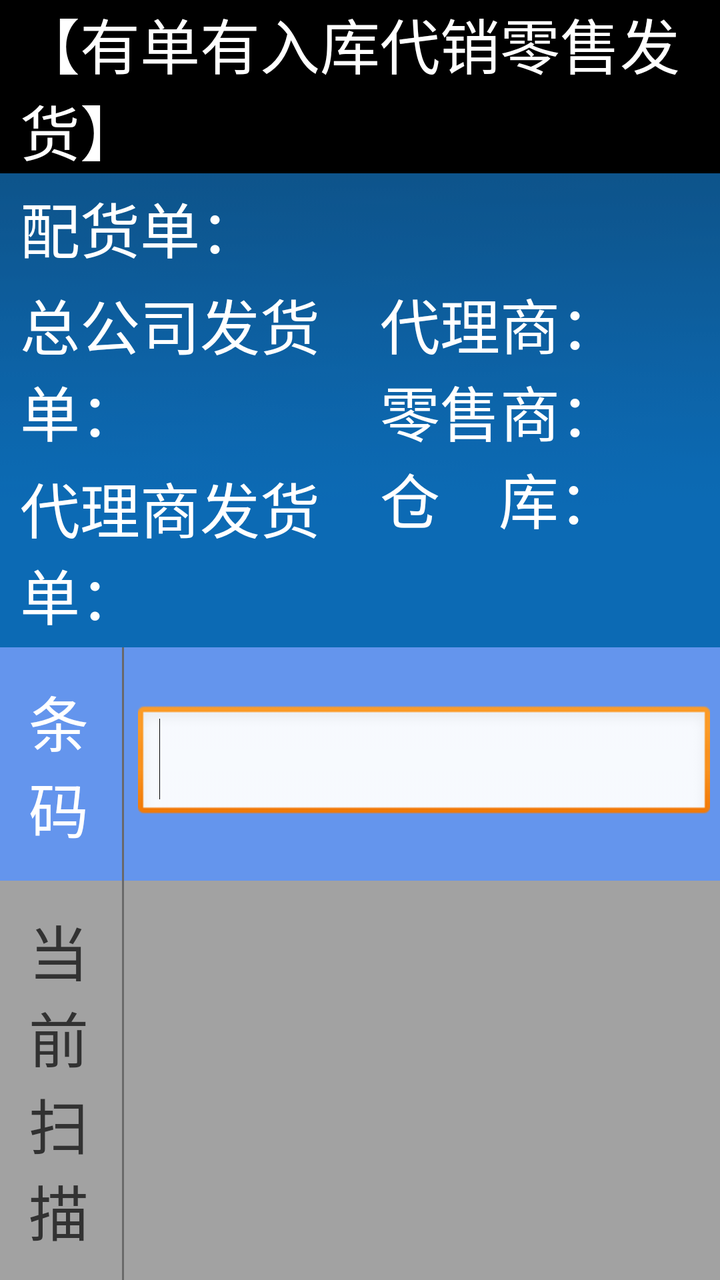
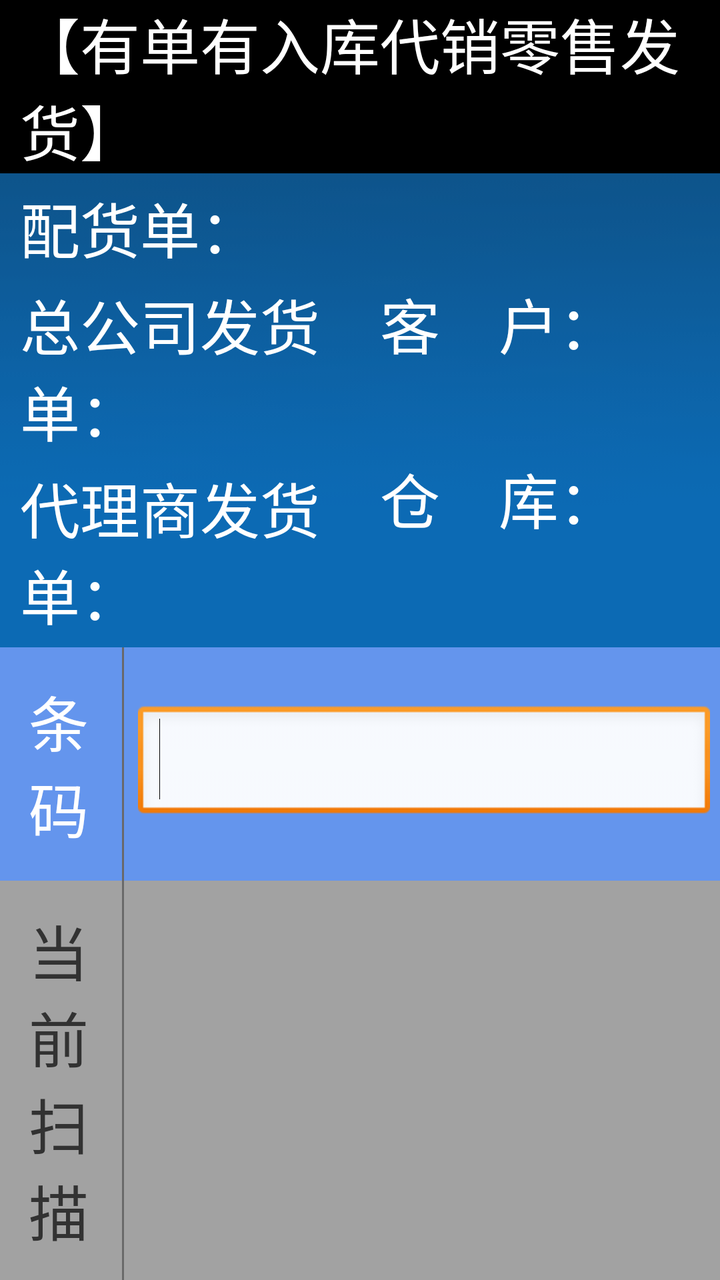

Two renders of the same Android screen: before a commit and after it. Below are the layout's source before the change and the commit's diff.
<!-- AndroidManifest.xml: application theme android:Theme.Light.NoTitleBar -->
<!-- res/layout/new_p_dv_outstock_z_d_l_bill_beinstock.xml -->
<?xml version="1.0" encoding="utf-8"?>
<LinearLayout xmlns:android="http://schemas.android.com/apk/res/android"
    xmlns:tools="http://schemas.android.com/tools"
    android:layout_width="match_parent"
    android:layout_height="match_parent"
    android:orientation="vertical"
    tools:ignore="HardcodedText,dpUsage,InefficientWeight,UselessLeaf" >

    <TextView
        android:id="@+id/tv_title"
        android:layout_width="match_parent"
        android:layout_height="wrap_content"
        android:background="@color/black"
        android:gravity="left"
        android:paddingLeft="@dimen/scaled_w_dp_10"
        android:text="【有单有入库代销零售发货】"
        android:textColor="@color/white"
        android:textSize="@dimen/scaled_t_dp_30" />

    <LinearLayout
        android:layout_width="match_parent"
        android:layout_height="wrap_content"
        android:background="@drawable/titlebar_back"
        android:gravity="center_vertical"
        android:orientation="horizontal" >

        <RelativeLayout
            android:id="@+id/relayout_left"
            android:layout_width="@dimen/scaled_w_dp_0"
            android:layout_height="fill_parent"
            android:layout_weight="1"
            android:gravity="center_vertical"
            android:paddingBottom="@dimen/scaled_h_dp_5"
            android:paddingTop="@dimen/scaled_h_dp_5" >

            <RelativeLayout
                android:id="@+id/relayout_source_billno"
                android:layout_width="match_parent"
                android:layout_height="wrap_content"
                android:visibility="visible">

                <TextView
                    android:id="@+id/tv_source_billno_str"
                    android:layout_width="wrap_content"
                    android:layout_height="wrap_content"
                    android:layout_centerVertical="true"
                    android:layout_marginLeft="@dimen/scaled_w_dp_10"
                    android:text="配货单："
                    android:textColor="@color/white"
                    android:textSize="@dimen/scaled_t_dp_30" />

                <TextView
                    android:id="@+id/tv_source_billno"
                    android:layout_width="wrap_content"
                    android:layout_height="wrap_content"
                    android:layout_centerVertical="true"
                    android:layout_toRightOf="@id/tv_source_billno_str"
                    android:text=""
                    android:textColor="@color/white"
                    android:textSize="@dimen/scaled_t_dp_30" />
            </RelativeLayout>

            <RelativeLayout
                android:id="@+id/relayout_billno"
                android:layout_width="match_parent"
                android:layout_height="wrap_content"
                android:layout_below="@id/relayout_source_billno"
                android:layout_marginTop="@dimen/scaled_h_dp_5">

                <TextView
                    android:id="@+id/tv_billno_str"
                    android:layout_width="wrap_content"
                    android:layout_height="wrap_content"
                    android:layout_centerVertical="true"
                    android:layout_marginLeft="@dimen/scaled_w_dp_10"
                    android:text="总公司发货单："
                    android:textColor="@color/white"
                    android:textSize="@dimen/scaled_t_dp_30" />

                <TextView
                    android:id="@+id/tv_billno"
                    android:layout_width="wrap_content"
                    android:layout_height="wrap_content"
                    android:layout_centerVertical="true"
                    android:layout_toRightOf="@id/tv_billno_str"
                    android:text=""
                    android:textColor="@color/white"
                    android:textSize="@dimen/scaled_t_dp_30" />
            </RelativeLayout>

            <RelativeLayout
                android:layout_width="match_parent"
                android:layout_height="wrap_content"
                android:layout_below="@id/relayout_billno"
                android:layout_marginTop="@dimen/scaled_h_dp_5">

                <TextView
                    android:id="@+id/tv_agentbillno_str"
                    android:layout_width="wrap_content"
                    android:layout_height="wrap_content"
                    android:layout_centerVertical="true"
                    android:layout_marginLeft="@dimen/scaled_w_dp_10"
                    android:text="代理商发货单："
                    android:textColor="@color/white"
                    android:textSize="@dimen/scaled_t_dp_30" />

                <TextView
                    android:id="@+id/tv_agent_billno"
                    android:layout_width="wrap_content"
                    android:layout_height="wrap_content"
                    android:layout_centerVertical="true"
                    android:layout_toRightOf="@id/tv_agentbillno_str"
                    android:text=""
                    android:textColor="@color/white"
                    android:textSize="@dimen/scaled_t_dp_30" />
            </RelativeLayout>
        </RelativeLayout>

        <RelativeLayout
            android:id="@+id/relayout_right"
            android:layout_width="@dimen/scaled_w_dp_0"
            android:layout_height="fill_parent"
            android:layout_weight="1"
            android:gravity="center_vertical"
            android:paddingBottom="@dimen/scaled_h_dp_5"
            android:paddingTop="@dimen/scaled_h_dp_5" >

            <RelativeLayout
                android:id="@+id/relayout_company"
                android:layout_width="match_parent"
                android:layout_height="wrap_content"
                android:visibility="visible" >

                <TextView
                    android:id="@+id/tv_company_str"
                    android:layout_width="wrap_content"
                    android:layout_height="wrap_content"
                    android:layout_centerVertical="true"
                    android:layout_marginLeft="@dimen/scaled_w_dp_10"
                    android:text="代理商："
                    android:textColor="@color/white"
                    android:textSize="@dimen/scaled_t_dp_30" />

                <TextView
                    android:id="@+id/tv_company_name"
                    android:layout_width="wrap_content"
                    android:layout_height="wrap_content"
                    android:layout_centerVertical="true"
                    android:layout_toRightOf="@id/tv_company_str"
                    android:text=""
                    android:textColor="@color/white"
                    android:textSize="@dimen/scaled_t_dp_30" />
            </RelativeLayout>

            <RelativeLayout
                android:id="@+id/relayout_retail"
                android:layout_width="match_parent"
                android:layout_height="wrap_content"
                android:layout_below="@+id/relayout_company">

                <TextView
                    android:id="@+id/tv_retail_str"
                    android:layout_width="wrap_content"
                    android:layout_height="wrap_content"
                    android:layout_centerVertical="true"
                    android:layout_marginLeft="@dimen/scaled_w_dp_10"
                    android:text="零售商："
                    android:textColor="@color/white"
                    android:textSize="@dimen/scaled_t_dp_30" />

                <TextView
                    android:id="@+id/tv_retail_name"
                    android:layout_width="wrap_content"
                    android:layout_height="wrap_content"
                    android:layout_centerVertical="true"
                    android:layout_toRightOf="@id/tv_retail_str"
                    android:text=""
                    android:textColor="@color/white"
                    android:textSize="@dimen/scaled_t_dp_30" />
            </RelativeLayout>

            <RelativeLayout
                android:id="@+id/relayout_stock"
                android:layout_width="match_parent"
                android:layout_height="wrap_content"
                android:layout_below="@id/relayout_retail">

                <TextView
                    android:id="@+id/tv_stock_str"
                    android:layout_width="wrap_content"
                    android:layout_height="wrap_content"
                    android:layout_centerVertical="true"
                    android:layout_marginLeft="@dimen/scaled_w_dp_10"
                    android:text="仓    库："
                    android:textColor="@color/white"
                    android:textSize="@dimen/scaled_t_dp_30" />

                <TextView
                    android:id="@+id/tv_stock_name"
                    android:layout_width="wrap_content"
                    android:layout_height="wrap_content"
                    android:layout_centerVertical="true"
                    android:layout_toRightOf="@id/tv_stock_str"
                    android:text=""
                    android:textColor="@color/white"
                    android:textSize="@dimen/scaled_t_dp_30" />
            </RelativeLayout>

        </RelativeLayout>
    </LinearLayout>

    <LinearLayout
        android:layout_width="match_parent"
        android:layout_height="wrap_content"
        android:background="@color/cornflowerblue"
        android:orientation="horizontal" >

        <TextView
            android:layout_width="@dimen/scaled_w_dp_0"
            android:layout_height="wrap_content"
            android:layout_weight="0.5"
            android:gravity="center"
            android:paddingBottom="@dimen/scaled_h_dp_15"
            android:paddingTop="@dimen/scaled_h_dp_15"
            android:text="条\t\t码"
            android:textColor="@color/white"
            android:textSize="@dimen/scaled_t_dp_30" />

        <View
            android:layout_width="@dimen/scaled_w_dp_1"
            android:layout_height="fill_parent"
            android:layout_marginLeft="@dimen/scaled_w_dp_2"
            android:layout_marginRight="@dimen/scaled_w_dp_2"
            android:background="#696969" />

        <LinearLayout
            android:layout_width="@dimen/scaled_w_dp_0"
            android:layout_height="match_parent"
            android:layout_weight="2.5"
            android:gravity="center_vertical"
            android:orientation="horizontal" >

            <EditText
                android:id="@+id/et_barcode"
                android:layout_width="@dimen/scaled_w_dp_0"
                android:layout_height="wrap_content"
                android:layout_marginLeft="@dimen/scaled_w_dp_5"
                android:layout_marginRight="@dimen/scaled_w_dp_5"
                android:layout_weight="1.5"
                android:ems="18"
                android:focusable="true"
                android:focusableInTouchMode="true"
                android:gravity="center_vertical"
                android:inputType="text"
                android:textSize="@dimen/scaled_t_dp_30" >

                <requestFocus />
            </EditText>

            <Spinner
                android:id="@+id/spinner_type"
                android:layout_width="140dp"
                android:layout_height="50dp"
                android:gravity="center"
                android:spinnerMode="dialog"
                android:visibility="gone" />

            <Button
                android:id="@+id/btn_revoke"
                android:layout_width="@dimen/scaled_w_dp_0"
                android:layout_height="wrap_content"
                android:layout_marginLeft="@dimen/scaled_w_dp_10"
                android:layout_marginRight="@dimen/scaled_w_dp_10"
                android:layout_weight="0.5"
                android:text="撤销"
                android:visibility="gone" />
        </LinearLayout>
    </LinearLayout>

    <LinearLayout
        android:layout_width="match_parent"
        android:layout_height="wrap_content"
        android:background="#A2A2A2"
        android:gravity="center"
        android:orientation="horizontal" >

        <LinearLayout
            android:layout_width="@dimen/scaled_w_dp_0"
            android:layout_height="wrap_content"
            android:layout_marginBottom="@dimen/scaled_h_dp_3"
            android:layout_marginTop="@dimen/scaled_h_dp_3"
            android:layout_weight="0.5"
            android:orientation="vertical" >

            <TextView
                android:layout_width="match_parent"
                android:layout_height="wrap_content"
                android:gravity="center"
                android:paddingBottom="@dimen/scaled_h_dp_10"
                android:paddingTop="@dimen/scaled_h_dp_10"
                android:text="当前扫描条码 "
                android:textSize="@dimen/scaled_t_dp_30"
               />
        </LinearLayout>

        <View
            android:layout_width="@dimen/scaled_w_dp_1"
            android:layout_height="match_parent"
            android:layout_marginLeft="@dimen/scaled_w_dp_2"
            android:layout_marginRight="@dimen/scaled_w_dp_2"
            android:background="#696969" />

        <LinearLayout
            android:layout_width="@dimen/scaled_w_dp_0"
            android:layout_height="wrap_content"
            android:layout_gravity="center_vertical"
            android:layout_weight="1.9"
            android:orientation="vertical" >

            <TextView
                android:id="@+id/tv_show_code"
                android:layout_width="match_parent"
                android:layout_height="wrap_content"
                android:paddingLeft="@dimen/scaled_w_dp_5"
                android:text=""
                android:textSize="@dimen/scaled_t_dp_30" />
        </LinearLayout>

        <LinearLayout
            android:layout_width="@dimen/scaled_w_dp_0"
            android:layout_height="wrap_content"
            android:layout_weight="0.6"
            android:gravity="center"
            android:orientation="horizontal" >

            <Button
                android:id="@+id/btn_chooseretail"
                android:layout_width="fill_parent"
                android:layout_height="@dimen/scaled_h_dp_80"
                android:layout_marginRight="@dimen/scaled_w_dp_20"
                android:text="选择零售商"
                android:visibility="gone"
                android:textSize="@dimen/scaled_t_dp_28" />
        </LinearLayout>
    </LinearLayout>

    <View
        android:layout_width="match_parent"
        android:layout_height="@dimen/scaled_w_dp_1"
        android:background="#696969" />

    <LinearLayout
        android:layout_width="fill_parent"
        android:layout_height="wrap_content"
        android:background="#A2A2A2"
        android:gravity="center_vertical"
        android:orientation="horizontal" >

        <LinearLayout
            android:layout_width="@dimen/scaled_w_dp_0"
            android:layout_height="wrap_content"
            android:layout_weight="0.5"
            android:orientation="vertical"
            android:paddingBottom="@dimen/scaled_h_dp_15"
            android:paddingTop="@dimen/scaled_h_dp_15" >

            <TextView
                android:id="@+id/TextView06"
                android:layout_width="match_parent"
                android:layout_height="wrap_content"
                android:gravity="center"
                android:text="型号色号 "
                android:textSize="@dimen/scaled_t_dp_30" />

            <LinearLayout
                android:layout_width="wrap_content"
                android:layout_height="wrap_content"
                android:orientation="horizontal"
                android:gravity="center"
                android:layout_gravity="center">
                <TextView
                    android:layout_width="match_parent"
                    android:layout_height="wrap_content"
                    android:gravity="center"
                    android:text="(产品ID)"
                    android:textSize="@dimen/scaled_t_dp_28" />
                <TextView
                    android:id="@+id/tv_instock_batch"
                    android:layout_width="wrap_content"
                    android:layout_height="wrap_content"
                    android:text="批号"
                    android:textSize="@dimen/scaled_t_dp_26"
                    android:visibility="gone"
                    android:layout_marginLeft="@dimen/scaled_w_dp_10"></TextView>
            </LinearLayout>
        </LinearLayout>

        <View
            android:layout_width="@dimen/scaled_w_dp_1"
            android:layout_height="match_parent"
            android:layout_marginLeft="@dimen/scaled_w_dp_2"
            android:layout_marginRight="@dimen/scaled_w_dp_2"
            android:background="#696969" />

        <LinearLayout
            android:layout_width="@dimen/scaled_w_dp_0"
            android:layout_height="wrap_content"
            android:layout_weight="1.9"
            android:orientation="vertical"
            android:paddingBottom="@dimen/scaled_h_dp_15"
            android:paddingTop="@dimen/scaled_h_dp_15" >

            <TextView
                android:id="@+id/tv_model_colors"
                android:layout_width="match_parent"
                android:layout_height="wrap_content"
                android:paddingLeft="@dimen/scaled_w_dp_5"
                android:text=""
                android:textSize="@dimen/scaled_t_dp_30" />

            <LinearLayout
                android:layout_width="wrap_content"
                android:layout_height="wrap_content"
                android:orientation="horizontal"
                android:gravity="center"
                android:paddingLeft="@dimen/scaled_w_dp_10"
                >
                <TextView
                    android:id="@+id/tv_goodsid"
                    android:layout_width="match_parent"
                    android:layout_height="wrap_content"
                    android:text=""
                    android:textSize="@dimen/scaled_t_dp_28" />

                <TextView
                    android:id="@+id/tv_text_batch"
                    android:layout_width="wrap_content"
                    android:layout_height="wrap_content"
                    android:text=""
                    android:textSize="@dimen/scaled_t_dp_26"
                    android:visibility="gone"
                    android:layout_marginLeft="@dimen/scaled_w_dp_30"></TextView>
            </LinearLayout>


        </LinearLayout>

        <View
            android:layout_width="@dimen/scaled_w_dp_1"
            android:layout_height="match_parent"
            android:background="#696969" />

        <LinearLayout
            android:layout_width="@dimen/scaled_w_dp_0"
            android:layout_height="wrap_content"
            android:layout_weight="0.6"
            android:gravity="center"
            android:orientation="horizontal" >

            <Button
                android:id="@+id/btn_select_goodsid"
                android:layout_width="fill_parent"
                android:layout_height="@dimen/scaled_h_dp_80"
                android:layout_marginRight="@dimen/scaled_w_dp_20"
                android:text="查看"
                android:textSize="@dimen/scaled_t_dp_28" />
        </LinearLayout>
    </LinearLayout>

    <LinearLayout
        android:layout_width="match_parent"
        android:layout_height="wrap_content"
        android:layout_weight="2.88"
        android:orientation="vertical" >

        <LinearLayout
            android:layout_width="match_parent"
            android:layout_height="@dimen/scaled_h_dp_80"
            android:gravity="center_vertical"
            android:orientation="horizontal" >

            <TextView
                android:id="@+id/TextView07"
                android:layout_width="@dimen/scaled_w_dp_0"
                android:layout_height="fill_parent"
                android:layout_weight="1"
                android:background="#D7D7D7"
                android:gravity="center"
                android:text="此型号累计"
                android:textSize="@dimen/show_title_size" />

            <View
                android:layout_width="@dimen/scaled_w_dp_2"
                android:layout_height="fill_parent"
                android:background="#AEAEAE" />

            <TextView
                android:id="@+id/TextView09"
                android:layout_width="@dimen/scaled_w_dp_0"
                android:layout_height="fill_parent"
                android:layout_weight="1"
                android:background="#D7D7D7"
                android:gravity="center"
                android:text="合\t计"
                android:textSize="@dimen/show_title_size" />
        </LinearLayout>

        <View
            android:layout_width="match_parent"
            android:layout_height="@dimen/scaled_w_dp_1"
            android:background="#AEAEAE" />

        <LinearLayout
            android:layout_width="match_parent"
            android:layout_height="fill_parent"
            android:gravity="center_vertical"
            android:orientation="horizontal" >

            <TextView
                android:id="@+id/tv_curqty"
                android:layout_width="@dimen/scaled_w_dp_0"
                android:layout_height="fill_parent"
                android:layout_weight="1"
                android:gravity="center"
                android:text="0"
                android:textColor="@color/darkgreen"
                android:textSize="@dimen/scaled_t_dp_60" />

            <View
                android:layout_width="@dimen/scaled_w_dp_2"
                android:layout_height="fill_parent"
                android:background="#AEAEAE" />

            <TextView
                android:id="@+id/tv_totalqty"
                android:layout_width="@dimen/scaled_w_dp_0"
                android:layout_height="fill_parent"
                android:layout_weight="1"
                android:gravity="center"
                android:text="0"
                android:textSize="@dimen/scaled_t_dp_60" />
        </LinearLayout>
    </LinearLayout>

    <LinearLayout
        android:id="@+id/LinearLayout01"
        android:layout_width="match_parent"
        android:layout_height="wrap_content"
        android:background="@drawable/titlebar_back"
        android:gravity="center"
        android:orientation="horizontal"
        android:paddingBottom="@dimen/scaled_h_dp_10"
        android:paddingTop="@dimen/scaled_h_dp_10" >


        <Button
            android:id="@+id/btn_list"
            android:layout_width="@dimen/scaled_w_dp_250"
            android:layout_height="@dimen/scaled_h_dp_80"
            android:text="明细"
            android:textSize="@dimen/show_title_size" />

        <Button
            android:id="@+id/btn_print"
            android:layout_width="@dimen/scaled_w_dp_250"
            android:layout_height="@dimen/scaled_h_dp_80"
            android:layout_marginLeft="@dimen/scaled_w_dp_30"
            android:text="打印"
            android:textSize="@dimen/show_title_size" />

        <Button
            android:id="@+id/btn_exit"
            android:layout_width="@dimen/scaled_w_dp_250"
            android:layout_height="@dimen/scaled_h_dp_80"
            android:layout_marginLeft="@dimen/scaled_w_dp_30"
            android:text="完成"
            android:textSize="@dimen/show_title_size" />
    </LinearLayout>

</LinearLayout>
<!-- resources referenced by this layout -->
<resources>
  <color name="black">#000000</color>
  <color name="cornflowerblue">#6495ED</color>
  <color name="darkgreen">#006400</color>
  <color name="white">#FFFFFF</color>
  <dimen name="scaled_h_dp_10">10dp</dimen>
  <dimen name="scaled_h_dp_15">15dp</dimen>
  <dimen name="scaled_h_dp_3">3dp</dimen>
  <dimen name="scaled_h_dp_5">5dp</dimen>
  <dimen name="scaled_h_dp_80">80dp</dimen>
  <dimen name="scaled_t_dp_26">26dp</dimen>
  <dimen name="scaled_t_dp_28">28dp</dimen>
  <dimen name="scaled_t_dp_30">30dp</dimen>
  <dimen name="scaled_t_dp_60">60dp</dimen>
  <dimen name="scaled_w_dp_0">0dp</dimen>
  <dimen name="scaled_w_dp_1">1dp</dimen>
  <dimen name="scaled_w_dp_10">10dp</dimen>
  <dimen name="scaled_w_dp_2">2dp</dimen>
  <dimen name="scaled_w_dp_20">20dp</dimen>
  <dimen name="scaled_w_dp_250">250dp</dimen>
  <dimen name="scaled_w_dp_30">30dp</dimen>
  <dimen name="scaled_w_dp_5">5dp</dimen>
  <dimen name="show_title_size">30dp</dimen>
  <!-- drawable titlebar_back: png bitmap (drawable-hdpi, 3336 bytes) -->
</resources>

<!-- the commit's change to res/layout/new_p_dv_outstock_z_d_l_bill_beinstock.xml (unified diff, before → after) -->
@@ -137,7 +137,7 @@
                     android:layout_height="wrap_content"
                     android:layout_centerVertical="true"
                     android:layout_marginLeft="@dimen/scaled_w_dp_10"
-                    android:text="代理商："
+                    android:text="客    户："
                     android:textColor="@color/white"
                     android:textSize="@dimen/scaled_t_dp_30" />
 
@@ -156,6 +156,7 @@
                 android:id="@+id/relayout_retail"
                 android:layout_width="match_parent"
                 android:layout_height="wrap_content"
+                android:visibility="invisible"
                 android:layout_below="@+id/relayout_company">
 
                 <TextView
